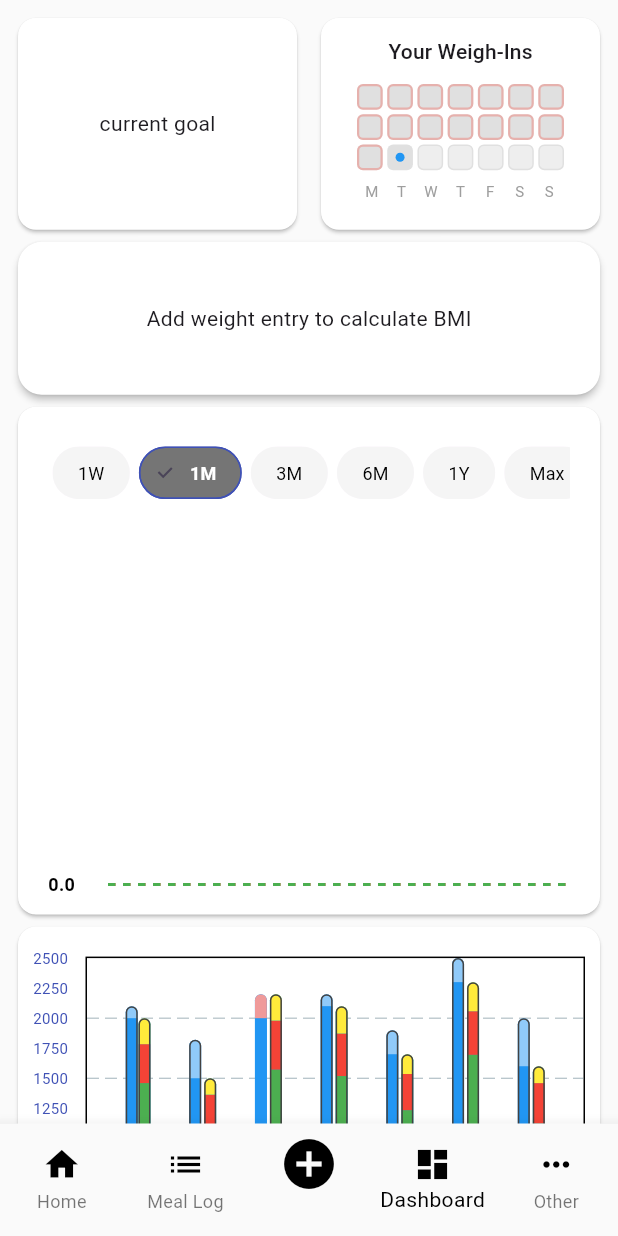
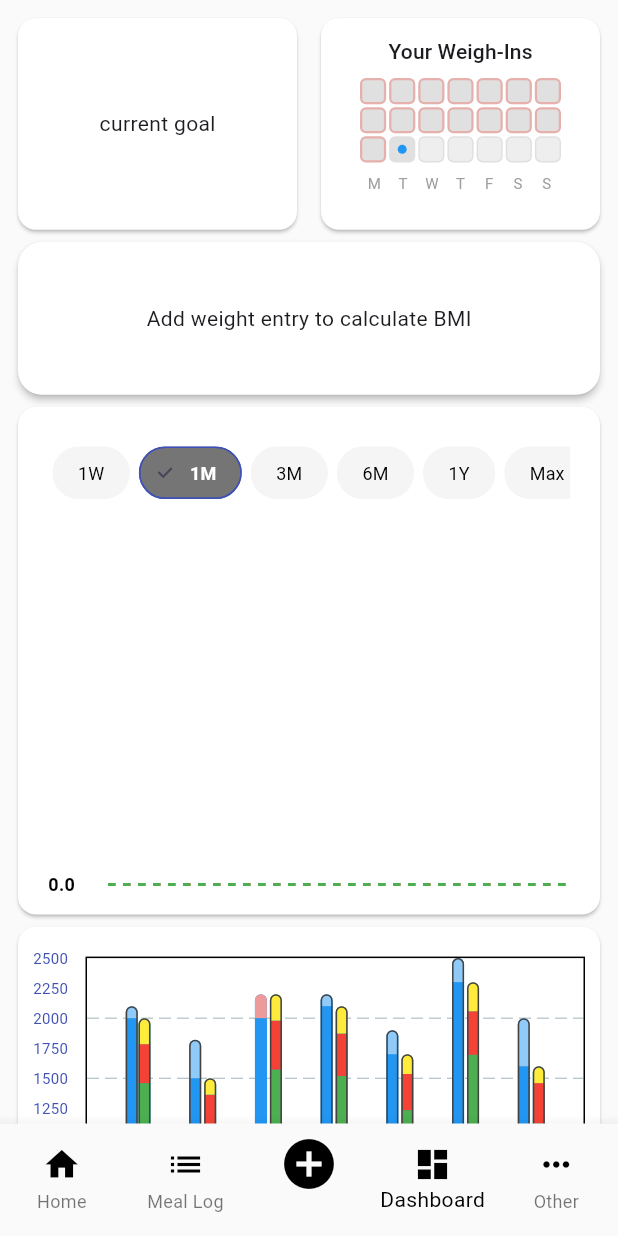
Before and after one commit to tomaszzywicki/cal-cones, a Flutter app: the screen it shows once a user with an empty profile is signed in, on a phone screen of 412 x 824 dp. Run offline on Flutter 3.47's test engine with Material 3 defaults, Android fonts, the phone set to English and light mode, and no system bars; drawn by our look-alikes of fl_chart; our stand-ins replace connectivity_plus, firebase_auth, firebase_core, flutter_dotenv, google_generative_ai, image_picker and 4 more; missing offline and left inert: mobile_scanner; accounts and stored records are empty; network calls fail.

Commit message:
bottom overflowed by x pixels

```diff
--- a/frontend/lib/features/dashboard/presentation/screens/weigh_in_calendar_card.dart
+++ b/frontend/lib/features/dashboard/presentation/screens/weigh_in_calendar_card.dart
@@ -21,16 +21,16 @@ class WeighInCalendarCard extends StatelessWidget {
     return Card(
       color: Colors.white,
       child: Padding(
-        padding: const EdgeInsets.symmetric(horizontal: 24.0, vertical: 12.0),
+        padding: const EdgeInsets.symmetric(horizontal: 26.0, vertical: 12.0),
         child: Column(
           mainAxisSize: MainAxisSize.min,
           children: [
             Text("Your Weigh-Ins", style: Theme.of(context).textTheme.titleSmall),
-            const SizedBox(height: 12),
+            const SizedBox(height: 8),
             GridView.count(
               crossAxisCount: 7,
-              crossAxisSpacing: 3.0, // Mniejsze odstępy
-              mainAxisSpacing: 3.0, // Mniejsze odstępy
+              crossAxisSpacing: 2.0, // Mniejsze odstępy
+              mainAxisSpacing: 2.0, // Mniejsze odstępy
               shrinkWrap: true,
               physics: const NeverScrollableScrollPhysics(),
               childAspectRatio: 1.0,
```
